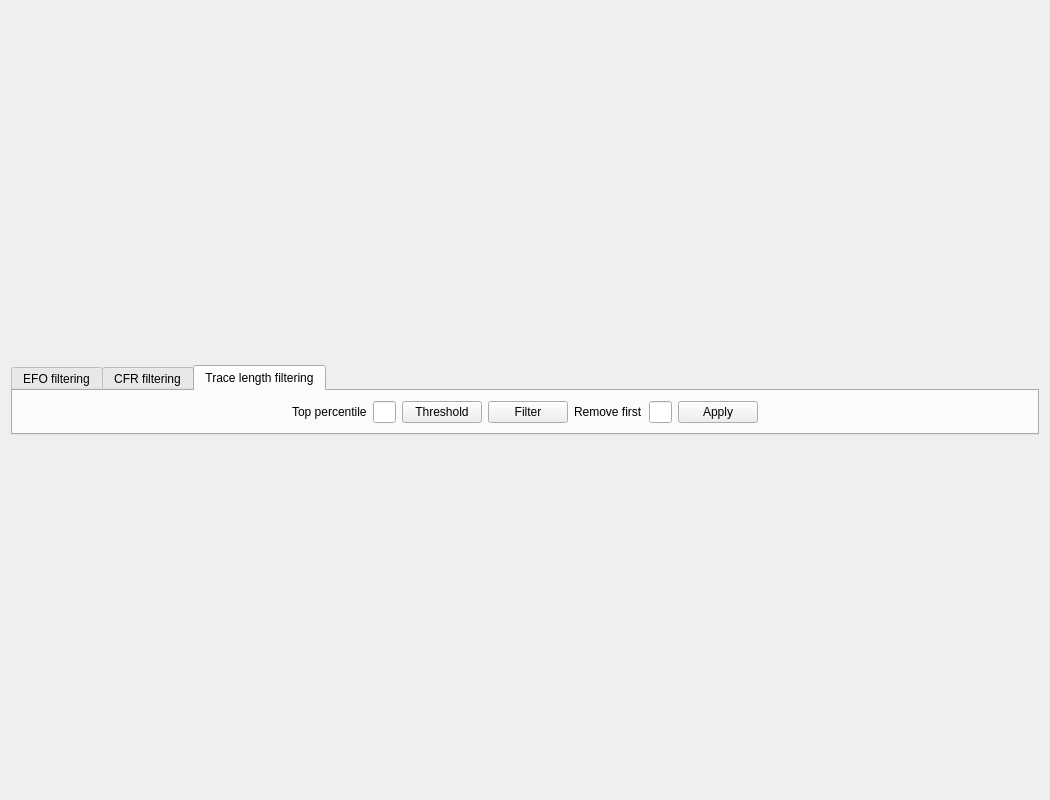
Old version of the form pyminflux/ui/analyzer.ui in the repository bsse-scf/pyMINFLUX.
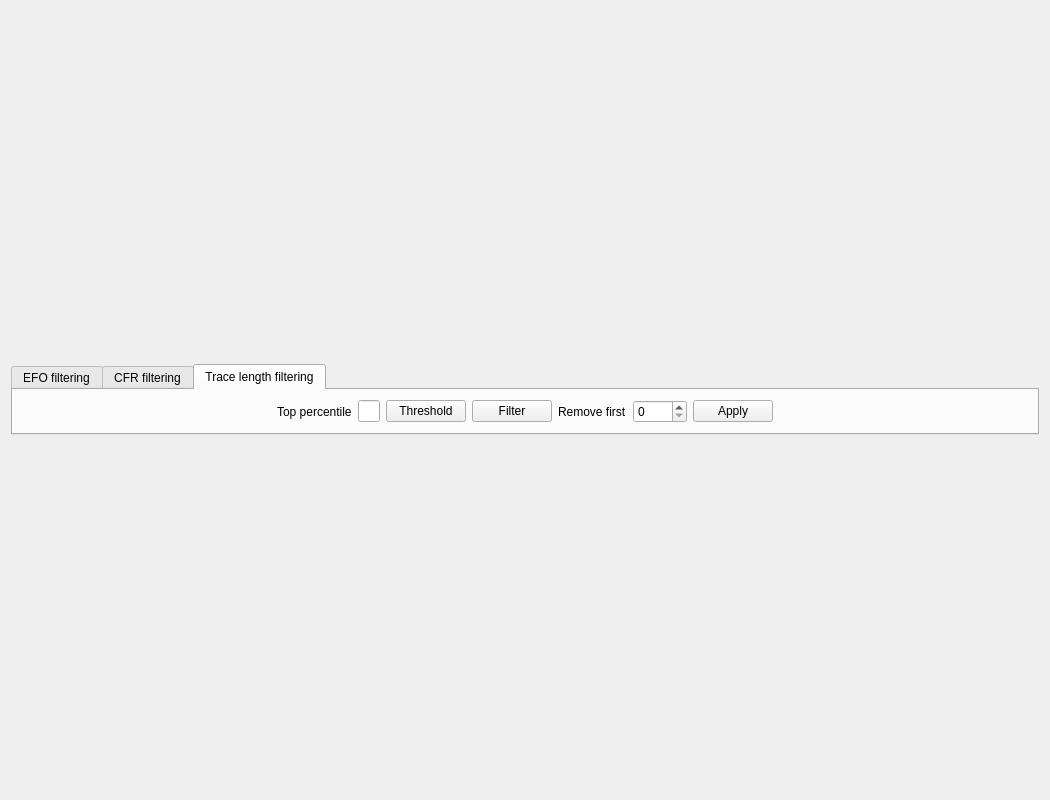
New version of the form. The open tabs and pages were chosen to show the change.

Commit message: Use spin box

Patch:
```diff
--- a/pyminflux/ui/analyzer.ui
+++ b/pyminflux/ui/analyzer.ui
@@ -332,7 +332,7 @@
         </widget>
        </item>
        <item>
-        <widget class="QLineEdit" name="leTrLenRemoveFirst">
+        <widget class="QSpinBox" name="sbTrLenRemoveFirst">
          <property name="sizePolicy">
           <sizepolicy hsizetype="Preferred" vsizetype="Fixed">
            <horstretch>0</horstretch>
@@ -342,6 +342,12 @@
          <property name="toolTip">
           <string>Number of localizations to remove from the beginning of each trace</string>
          </property>
+         <property name="minimum">
+          <number>0</number>
+         </property>
+         <property name="maximum">
+          <number>1000</number>
+         </property>
         </widget>
        </item>
        <item>
```
The commit also changes 2 other files.
